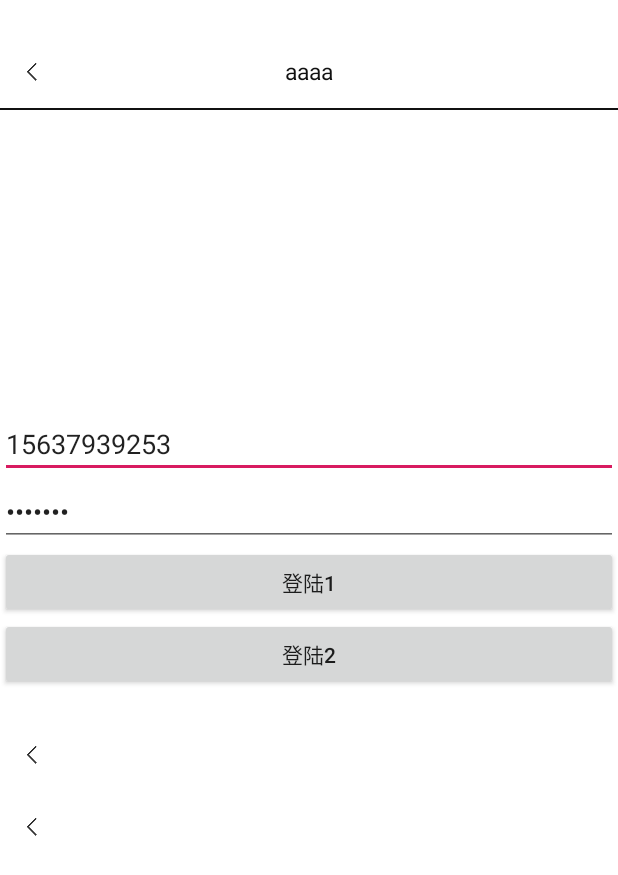
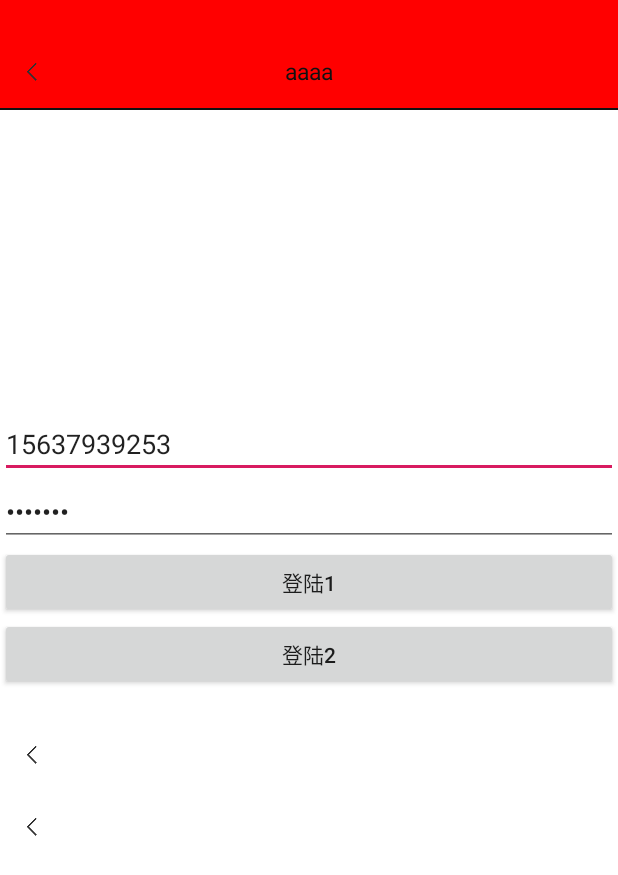
Before and after one commit to androidlixiang/AndroidMvpDemo, an Android app: the screen it shows after launch (MainActivity), on a phone screen of 412 x 824 dp. Shown: the top 875 px of the screen. Run offline under Robolectric (Android 15) with nearby library versions, the phone set to English and light mode, and no system bars; our stand-ins replace ButterKnife, EventBus, RxJava; libraries missing offline, so code that uses them is left out: com.alibaba.android, com.scwang.smartrefresh; 4 statements that could not run were skipped.

Commit message:
优化项目

```diff
--- a/app/src/main/java/com/lixiang/androidmvpdemp/widget/ImmersionTitleView.java
+++ b/app/src/main/java/com/lixiang/androidmvpdemp/widget/ImmersionTitleView.java
@@ -168,7 +168,7 @@ public class ImmersionTitleView extends LinearLayout {
         if (Build.VERSION.SDK_INT >= Build.VERSION_CODES.KITKAT) {
             if (attrs != null) {
                 TypedArray typedArray = getContext().obtainStyledAttributes(attrs, R.styleable.MyTitleView);
-                boolean showMstate = typedArray.getBoolean(R.styleable.MyTitleView_m_showMstate, true);
+                boolean showMstate = typedArray.getBoolean(R.styleable.MyTitleView_showMstate, true);
                 if (showMstate) {
                     addView(mstate, new LayoutParams(LayoutParams.MATCH_PARENT, height));
                 }
@@ -196,7 +196,7 @@ public class ImmersionTitleView extends LinearLayout {
     public void initAttrs(AttributeSet attrs) {
         if (attrs != null) {
             TypedArray typedArray = getContext().obtainStyledAttributes(attrs, R.styleable.MyTitleView);
-            int mLayoutResource = typedArray.getResourceId(R.styleable.MyTitleView_m_layout, 0);
+            int mLayoutResource = typedArray.getResourceId(R.styleable.MyTitleView_uselayout, 0);
             //如果以上布局不支持可以进行自己设置布局样式
             if (mLayoutResource != 0) {
                 ll.removeAllViews();
@@ -208,16 +208,16 @@ public class ImmersionTitleView extends LinearLayout {
                 typedArray.recycle();
                 return;
             }
-            addmBottomView = typedArray.getBoolean(R.styleable.MyTitleView_m_showLine, false);
-            mTitleName.setText(typedArray.getString(R.styleable.MyTitleView_m_titleName));
-            int color = typedArray.getColor(R.styleable.MyTitleView_m_titleColor, getResources().getColor(R.color.c_111111));
+            addmBottomView = typedArray.getBoolean(R.styleable.MyTitleView_showLine, false);
+            mTitleName.setText(typedArray.getString(R.styleable.MyTitleView_titleName));
+            int color = typedArray.getColor(R.styleable.MyTitleView_titleColor, getResources().getColor(R.color.c_111111));
             mTitleName.setTextColor(color);
-            setIsVisibleLine(typedArray.getBoolean(R.styleable.MyTitleView_m_isVisibleLine, true));
-            Drawable rightDrawable = typedArray.getDrawable(R.styleable.MyTitleView_m_rightRes);
+            setIsVisibleLine(addmBottomView);
+            Drawable rightDrawable = typedArray.getDrawable(R.styleable.MyTitleView_rightRes);
             if (rightDrawable != null) {
                 mRightIV.setImageDrawable(rightDrawable);
             }
-            Drawable leftDrawable = typedArray.getDrawable(R.styleable.MyTitleView_m_leftRes);
+            Drawable leftDrawable = typedArray.getDrawable(R.styleable.MyTitleView_leftRes);
             if (leftDrawable != null && mLeftIV != null) {
                 mLeftIV.setImageDrawable(leftDrawable);
             }
@@ -250,7 +250,7 @@ public class ImmersionTitleView extends LinearLayout {
 
     //下边的线是否可见
     public void setIsVisibleLine(boolean isVisible) {
-        mBottomView.setVisibility(isVisible ? VISIBLE : INVISIBLE);
+        mBottomView.setVisibility(isVisible ? VISIBLE : GONE);
     }
 
     /**
--- a/app/src/main/res/layout/activity_main.xml
+++ b/app/src/main/res/layout/activity_main.xml
@@ -9,9 +9,10 @@
 
     <com.lixiang.androidmvpdemp.widget.ImmersionTitleView
         android:layout_width="match_parent"
+        android:background="#ff0000"
         android:layout_height="wrap_content"
-        app:m_showLine="true"
-        app:m_titleName="aaaa" />
+        app:showLine="true"
+        app:titleName="aaaa" />
     <!--app:m_isVisibleLine="true"-->
 
     <EditText
--- a/app/src/main/res/layout/activity_second.xml
+++ b/app/src/main/res/layout/activity_second.xml
@@ -10,8 +10,8 @@
     <com.lixiang.androidmvpdemp.widget.ImmersionTitleView
         android:layout_width="match_parent"
         android:layout_height="wrap_content"
-        app:m_showLine="true"
-        app:m_titleName="第二页" />
+        app:showLine="true"
+        app:titleName="第二页" />
 
     <Button
         android:id="@+id/button"
--- a/common/build.gradle
+++ b/common/build.gradle
@@ -61,5 +61,6 @@ dependencies {
     api rootProject.ext.dependencies['photoview']
     api rootProject.ext.dependencies['rxpermissions']
     api rootProject.ext.dependencies['eventbus']
+    api 'com.android.support:multidex:1.0.3'
 
 }
--- a/common/src/main/java/com/xing/commonbase/base/BaseApplication.java
+++ b/common/src/main/java/com/xing/commonbase/base/BaseApplication.java
@@ -1,7 +1,8 @@
 package com.xing.commonbase.base;
 
-import android.app.Application;
 import android.content.Context;
+import android.support.multidex.MultiDex;
+import android.support.multidex.MultiDexApplication;
 
 import com.alibaba.android.arouter.launcher.ARouter;
 import com.scwang.smartrefresh.layout.SmartRefreshLayout;
@@ -15,7 +16,7 @@ import com.scwang.smartrefresh.layout.header.ClassicsHeader;
 import com.xing.commonbase.BuildConfig;
 import com.xing.commonbase.R;
 
-public class BaseApplication extends Application {
+public class BaseApplication extends MultiDexApplication {
 
     public static BaseApplication application;
 
@@ -43,6 +44,7 @@ public class BaseApplication extends Application {
     public void onCreate() {
         super.onCreate();
         application = this;
+        MultiDex.install(this);
         initRouter(this);
     }
 
--- a/common/src/main/java/com/xing/commonbase/base/BasePresenter.java
+++ b/common/src/main/java/com/xing/commonbase/base/BasePresenter.java
@@ -1,6 +1,4 @@
 package com.xing.commonbase.base;
-
-import android.content.Context;
 
 import com.xing.commonbase.http.RetrofitClient;
 
@@ -18,7 +16,7 @@ public class BasePresenter<V extends IView> implements IPresenter<V> {
     // 管理订阅关系，用于取消订阅
     protected CompositeDisposable compositeDisposable;
 
-    protected Context mContext;
+//    protected Context mContext;
 
     public BasePresenter() {
 
--- a/common/src/main/java/com/xing/commonbase/http/RetrofitClient.java
+++ b/common/src/main/java/com/xing/commonbase/http/RetrofitClient.java
@@ -1,5 +1,4 @@
 package com.xing.commonbase.http;
-
 
 import com.xing.commonbase.interceptor.HeaderInterceptor;
 import com.xing.commonbase.interceptor.LogInterceptor;
--- a/common/src/main/res/values/colors.xml
+++ b/common/src/main/res/values/colors.xml
@@ -7,4 +7,5 @@
     <color name="c_111111">#111111</color>
     <color name="transparent">#00000000</color>
     <color name="c_33000000">#33000000</color>
+    <color name="c_ccf40b0b">#ccf40b0b</color>
 </resources>
--- a/config.gradle
+++ b/config.gradle
@@ -43,5 +43,6 @@ ext {
             "photoview"              : "com.github.chrisbanes:PhotoView:2.0.0",
             "rxpermissions"          : "com.github.tbruyelle:rxpermissions:0.10.2",
             "eventbus"               : "org.greenrobot:eventbus:3.1.1",
+            "multidex"               : "com.android.support:multidex:1.0.1",
     ]
 }
```
Also changed, not shown: app/src/main/java/com/lixiang/androidmvpdemp/login/LogPresent.java (+15 -1 lines), common/src/main/java/com/xing/commonbase/util/DensityUtil.java (+14 -3 lines), common/src/main/java/com/xing/commonbase/widget/NoNetworkTip.java (+7 -3 lines), common/src/main/res/layout/layout_no_network_tip.xml (+6 -13 lines), common/src/main/res/values/attrs.xml (+7 -9 lines).
